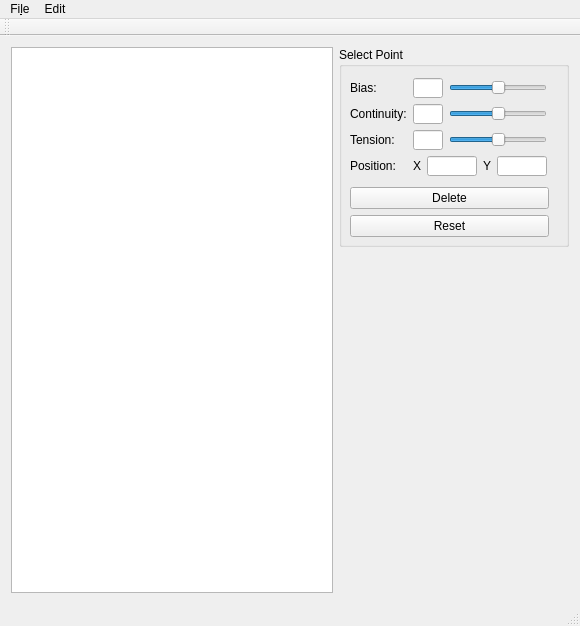
Qt form mainwindow.ui (sogimu/spline_editor_2d) before a commit.
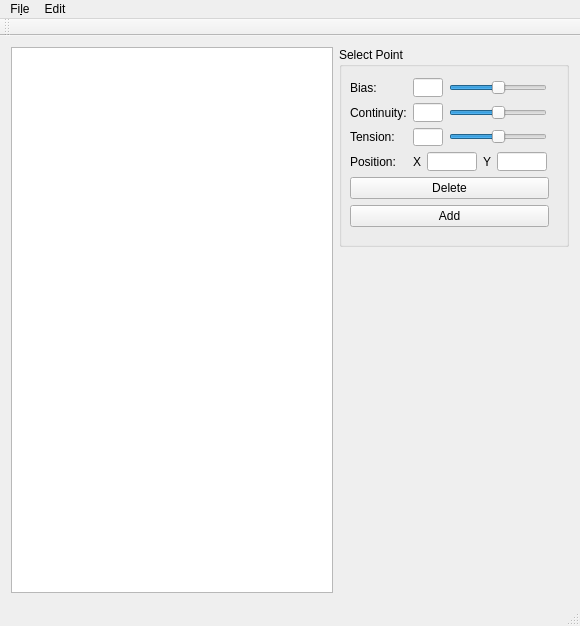
The same form after that commit. Custom widgets are drawn as their Qt base class.

Diff of the .ui file:
```diff
--- a/mainwindow.ui
+++ b/mainwindow.ui
@@ -45,7 +45,7 @@
              <x>0</x>
              <y>20</y>
              <width>221</width>
-             <height>181</height>
+             <height>171</height>
             </rect>
            </property>
            <layout class="QVBoxLayout" name="verticalLayout_3">
@@ -143,10 +143,10 @@
                 <item>
                  <widget class="QSlider" name="continuityHorizontalSlider">
                   <property name="minimum">
-                   <number>-2</number>
+                   <number>-10</number>
                   </property>
                   <property name="maximum">
-                   <number>2</number>
+                   <number>10</number>
                   </property>
                   <property name="orientation">
                    <enum>Qt::Horizontal</enum>
@@ -177,10 +177,10 @@
                 <item>
                  <widget class="QSlider" name="tensionHorizontalSlider">
                   <property name="minimum">
-                   <number>-2</number>
+                   <number>-10</number>
                   </property>
                   <property name="maximum">
-                   <number>2</number>
+                   <number>10</number>
                   </property>
                   <property name="orientation">
                    <enum>Qt::Horizontal</enum>
@@ -246,7 +246,7 @@
             <item>
              <widget class="QPushButton" name="ResetPushButton">
               <property name="text">
-               <string>Reset</string>
+               <string>Add</string>
               </property>
              </widget>
             </item>
```
Left out of the diff: 29 changed lines with no effect on the pictures.
